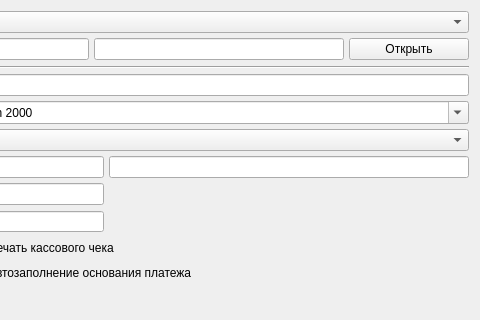
This is tabcashoperation.ui in solderercb/snap_crm as Qt 5 draws it before an edit; both pictures show x 696 to 1176 and y 0 to 320 of the 1176 by 691 pixel window. The edited form follows.
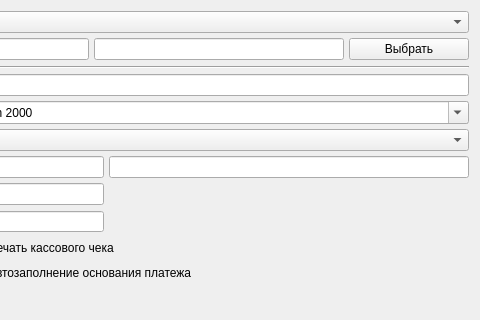
This is the edited form. Icons and pictures are not drawn. Custom widgets are drawn as their Qt base class.

What changed in the file:
```diff
--- a/tabcashoperation.ui
+++ b/tabcashoperation.ui
@@ -271,7 +271,7 @@
            <item>
             <widget class="QPushButton" name="pushButtonOpenLinkedObject">
              <property name="text">
-              <string>Открыть</string>
+              <string>Выбрать</string>
              </property>
             </widget>
            </item>
```
Left out of the diff: 19 changed lines with no effect on the pictures.
